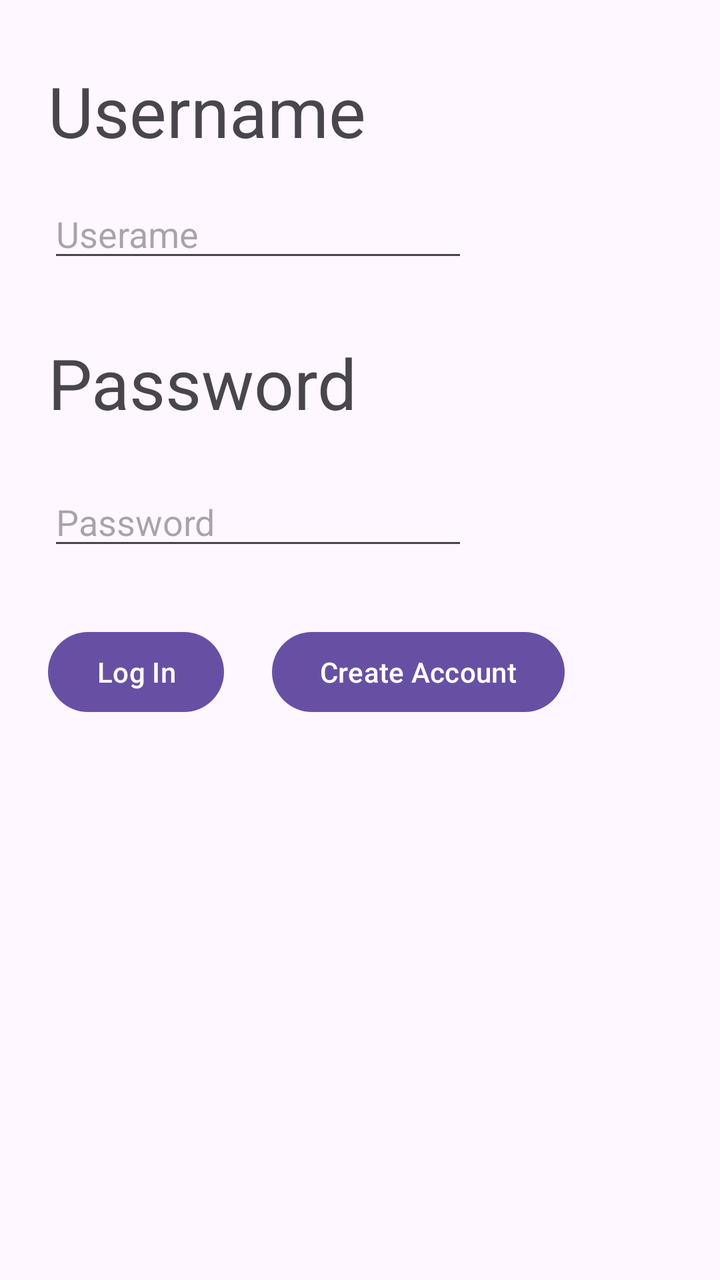
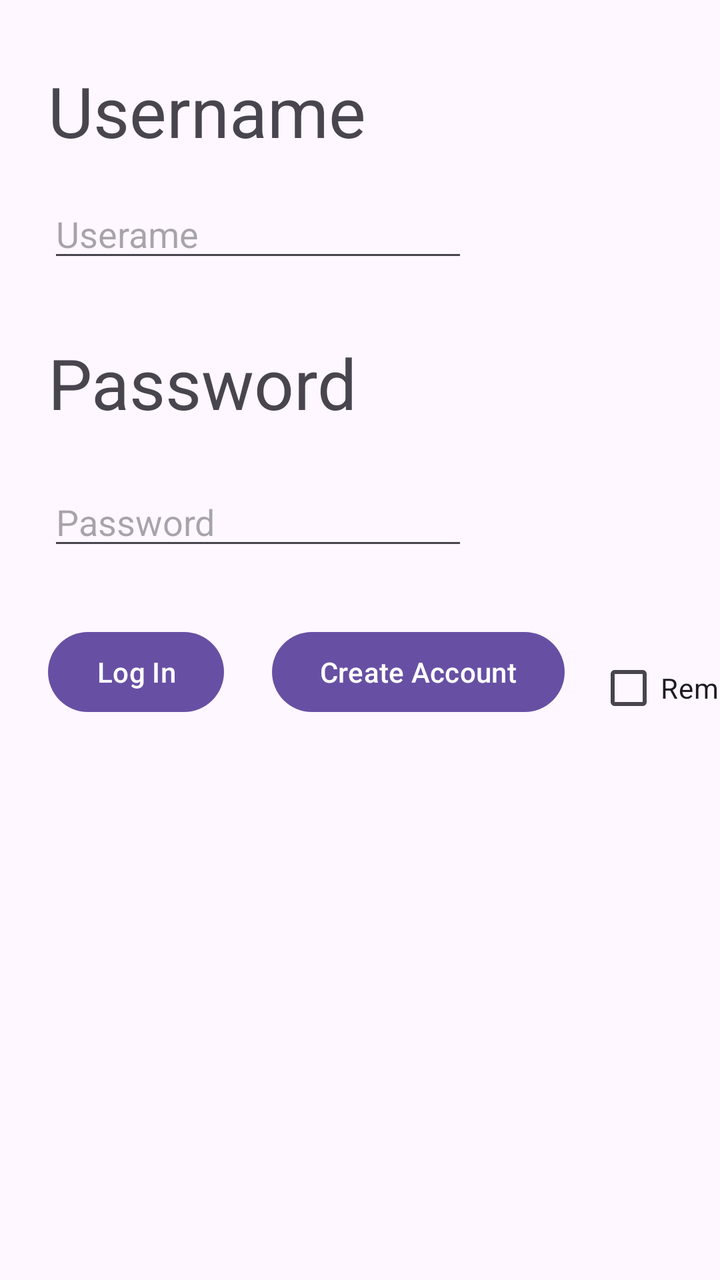

Screens rendered from an Android XML layout before and after an edit, with the pre-edit source and the edit as a unified diff.
<!-- AndroidManifest.xml: application theme Theme.FinnanceApp -->
<!-- res/layout/activity_log_in.xml -->
<?xml version="1.0" encoding="utf-8"?>
<androidx.constraintlayout.widget.ConstraintLayout xmlns:android="http://schemas.android.com/apk/res/android"
    xmlns:app="http://schemas.android.com/apk/res-auto"
    xmlns:tools="http://schemas.android.com/tools"
    android:id="@+id/main"
    android:layout_width="match_parent"
    android:layout_height="match_parent"
    tools:context=".LogInActivity">

    <TextView
        android:id="@+id/TVUsernameLog"
        android:layout_width="0dp"
        android:layout_height="wrap_content"
        android:layout_marginStart="24dp"
        android:layout_marginTop="32dp"
        android:text="Username"
        android:textSize="35sp"
        app:layout_constraintStart_toStartOf="parent"
        app:layout_constraintTop_toTopOf="parent" />

    <EditText
        android:id="@+id/ETUsernameLog"
        android:layout_width="wrap_content"
        android:layout_height="wrap_content"
        android:layout_marginStart="24dp"
        android:layout_marginTop="16dp"
        android:ems="10"
        android:hint="Userame"
        android:inputType="text"
        app:layout_constraintStart_toStartOf="parent"
        app:layout_constraintTop_toBottomOf="@+id/TVUsernameLog" />

    <TextView
        android:id="@+id/TVPasswordLog"
        android:layout_width="0dp"
        android:layout_height="wrap_content"
        android:layout_marginStart="24dp"
        android:layout_marginTop="32dp"
        android:text="Password"
        android:textSize="35sp"
        app:layout_constraintStart_toStartOf="parent"
        app:layout_constraintTop_toBottomOf="@id/ETUsernameLog" />

    <EditText
        android:id="@+id/ETPasswordLog"
        android:layout_width="wrap_content"
        android:layout_height="wrap_content"
        android:layout_marginStart="24dp"
        android:layout_marginTop="24dp"
        android:ems="10"
        android:hint="Password"
        android:inputType="textPassword"
        app:layout_constraintStart_toStartOf="parent"
        app:layout_constraintTop_toBottomOf="@+id/TVPasswordLog" />

    <Button
        android:id="@+id/BTNLogIn"
        android:layout_width="wrap_content"
        android:layout_height="wrap_content"
        android:layout_marginStart="24dp"
        android:layout_marginTop="32dp"
        android:text="Log In"
        app:layout_constraintStart_toStartOf="parent"
        app:layout_constraintTop_toBottomOf="@+id/ETPasswordLog" />

    <Button
        android:id="@+id/BTNNewAccount"
        android:layout_width="wrap_content"
        android:layout_height="wrap_content"
        android:layout_marginStart="24dp"
        android:layout_marginTop="32dp"
        android:text="Create Account"
        app:layout_constraintStart_toEndOf="@+id/BTNLogIn"
        app:layout_constraintTop_toBottomOf="@+id/ETPasswordLog" />
</androidx.constraintlayout.widget.ConstraintLayout>
<!-- resources referenced by this layout -->
<resources>
  <style name="Theme.FinnanceApp" parent="Base.Theme.FinnanceApp" />
  <style name="Base.Theme.FinnanceApp" parent="Theme.Material3.DayNight.NoActionBar">
          
          
      </style>
</resources>

<!-- the commit's change to res/layout/activity_log_in.xml (unified diff, before → after) -->
@@ -72,4 +72,14 @@
         android:text="Create Account"
         app:layout_constraintStart_toEndOf="@+id/BTNLogIn"
         app:layout_constraintTop_toBottomOf="@+id/ETPasswordLog" />
+
+    <CheckBox
+        android:id="@+id/CBRememberMe"
+        android:layout_width="wrap_content"
+        android:layout_height="wrap_content"
+        android:layout_marginStart="16dp"
+        android:layout_marginTop="320dp"
+        android:text="Remember Me"
+        app:layout_constraintStart_toEndOf="@+id/BTNNewAccount"
+        app:layout_constraintTop_toTopOf="parent" />
 </androidx.constraintlayout.widget.ConstraintLayout>
